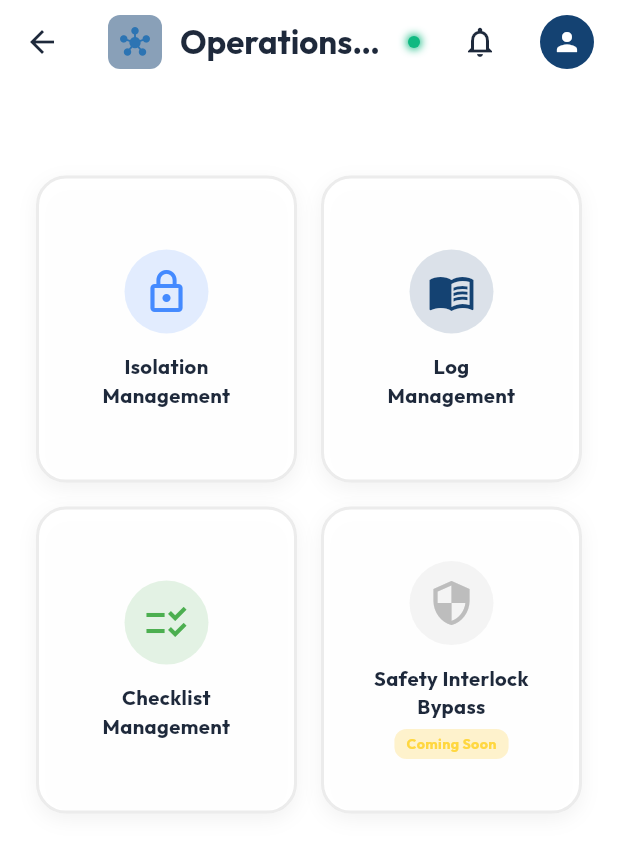
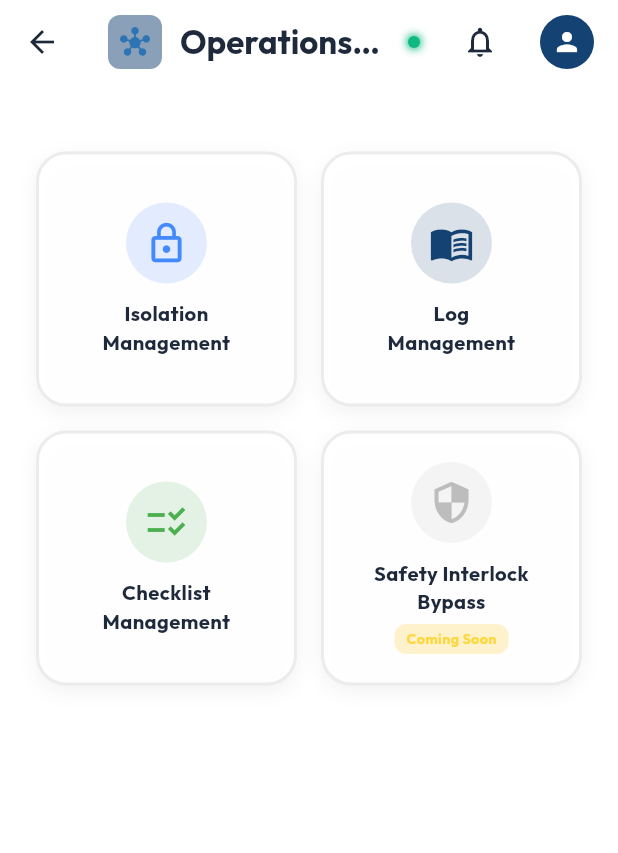
Before and after one commit to aswathcp/assetpulse-pro, a Flutter app: the OperationsTab screen opened directly, on a phone screen of 412 x 824 dp. Shown: the top 853 px of the screen. Run offline on Flutter 3.47's test engine with Material 3 defaults, Android fonts, the phone set to English and light mode, and no system bars; our stand-ins replace cloud_firestore, file_picker, firebase_auth, firebase_core, fl_chart, flutter_animate and 9 more; missing offline and left inert: dart:html, excel, mobile_scanner, nfc_manager, nfc_manager_ndef; accounts and stored records are empty.

Commit message:
fix(operations): align operations tab architecture identically with analytics tab

```diff
--- a/lib/features/operations/presentation/pages/operations_tab.dart
+++ b/lib/features/operations/presentation/pages/operations_tab.dart
@@ -15,19 +15,13 @@ class OperationsTab extends StatelessWidget {
 
   @override
   Widget build(BuildContext context) {
+    final isDesktop = ResponsiveLayout.isDesktop(context);
+
     return Scaffold(
       backgroundColor: Colors.transparent,
       appBar: const CustomAppBar(title: 'Operations Center'),
-      body: ResponsiveContentWrapper(
-        maxWidth: 1320,
-        child: LayoutBuilder(
-          builder: (context, constraints) {
-            return SingleChildScrollView(
-              physics: const ClampingScrollPhysics(),
-              child: ConstrainedBox(
-                constraints: BoxConstraints(minHeight: constraints.maxHeight),
-                child: Padding(
-                  padding: const EdgeInsets.symmetric(horizontal: 24, vertical: 16),
+      body: SingleChildScrollView(
+        padding: const EdgeInsets.fromLTRB(24, 0, 24, 120),
         child: Column(
           crossAxisAlignment: CrossAxisAlignment.stretch,
           children: [
@@ -36,17 +30,45 @@ class OperationsTab extends StatelessWidget {
               style: TextStyle(fontSize: 20, fontWeight: FontWeight.bold, color: Colors.white),
             ),
             const SizedBox(height: 16),
-                      GridView.count(
-                        crossAxisCount: ResponsiveLayout.isDesktop(context) ? 4 : 2,
-                        shrinkWrap: true,
-                        physics: const NeverScrollableScrollPhysics(),
-                        crossAxisSpacing: 16,
-                        mainAxisSpacing: 16,
-                        childAspectRatio: ResponsiveLayout.isDesktop(context) ? 1.25 : 0.85,
+            if (isDesktop)
+              Row(
                 children: [
-                          StreamBuilder<List<IsolationPermitModel>>(
+                  Expanded(child: _buildIsolationCard(context)),
+                  const SizedBox(width: 16),
+                  Expanded(child: _buildLogCard(context)),
+                  const SizedBox(width: 16),
+                  Expanded(child: _buildChecklistCard(context)),
+                  const SizedBox(width: 16),
+                  Expanded(child: _buildSafetyCard(context)),
+                ],
+              )
+            else ...[
+              Row(
+                children: [
+                  Expanded(child: _buildIsolationCard(context)),
+                  const SizedBox(width: 16),
+                  Expanded(child: _buildLogCard(context)),
+                ],
+              ),
+              const SizedBox(height: 16),
+              Row(
+                children: [
+                  Expanded(child: _buildChecklistCard(context)),
+                  const SizedBox(width: 16),
+                  Expanded(child: _buildSafetyCard(context)),
+                ],
+              ),
+            ],
+          ],
+        ),
+      ),
+    );
+  }
+
+  Widget _buildIsolationCard(BuildContext context) {
+    return StreamBuilder<List<IsolationPermitModel>>(
       stream: FirestoreService().getActiveIsolationsStream(
-                              businessId: HierarchyService().currentBusinessId
+        businessId: HierarchyService().currentBusinessId,
       ),
       builder: (context, snapshot) {
         final count = snapshot.data?.length ?? 0;
@@ -58,42 +80,46 @@ class OperationsTab extends StatelessWidget {
           badgeCount: count > 0 ? count : null,
           onTap: () => Navigator.push(
             context,
-                                  MaterialPageRoute(builder: (_) => const IsolationManagementPage())
+            MaterialPageRoute(builder: (_) => const IsolationManagementPage()),
           ),
         );
+      },
+    );
   }
-                          ),
-                          _buildDashboardCard(
+
+  Widget _buildLogCard(BuildContext context) {
+    return _buildDashboardCard(
       context,
       title: 'Log\nManagement',
       icon: Icons.menu_book,
       color: AppColors.primaryLight,
-                            onTap: () => Navigator.push(context, MaterialPageRoute(builder: (_) => LogManagementDashboard())),
+      onTap: () => Navigator.push(
+        context,
+        MaterialPageRoute(builder: (_) => LogManagementDashboard()),
       ),
-                          _buildDashboardCard(
+    );
+  }
+
+  Widget _buildChecklistCard(BuildContext context) {
+    return _buildDashboardCard(
       context,
       title: 'Checklist\nManagement',
       icon: Icons.checklist_rtl,
       color: Colors.green,
-                            onTap: () => Navigator.push(context, MaterialPageRoute(builder: (_) => const ChecklistManagementDashboard())),
+      onTap: () => Navigator.push(
+        context,
+        MaterialPageRoute(builder: (_) => const ChecklistManagementDashboard()),
       ),
-                          _buildDashboardCard(
+    );
+  }
+
+  Widget _buildSafetyCard(BuildContext context) {
+    return _buildDashboardCard(
       context,
       title: 'Safety Interlock\nBypass',
       icon: Icons.security,
       color: Colors.grey.shade400,
       isComingSoon: true,
-                          ),
-                        ],
-                      ),
-                    ],
-                  ),
-                ),
-              ),
-            );
-          },
-        ),
-      ),
     );
   }
 
@@ -112,7 +138,7 @@ class OperationsTab extends StatelessWidget {
           : onTap,
       child: GlassContainer(
         width: double.infinity,
-        height: null,
+        height: 170,
         borderRadius: 20,
         child: Padding(
           padding: const EdgeInsets.symmetric(horizontal: 12.0, vertical: 14.0),
@@ -129,10 +155,10 @@ class OperationsTab extends StatelessWidget {
                   label: badgeCount != null ? Text(badgeCount.toString()) : null,
                   isLabelVisible: badgeCount != null,
                   backgroundColor: Colors.red,
-                  child: Icon(icon, color: color, size: 32),
+                  child: Icon(icon, color: color, size: 30),
                 ),
               ),
-              const SizedBox(height: 12),
+              const SizedBox(height: 10),
               Text(
                 title,
                 textAlign: TextAlign.center,
```
Also changed, not shown: 1 other file. Lines whose indentation alone changed are shown as unchanged.
